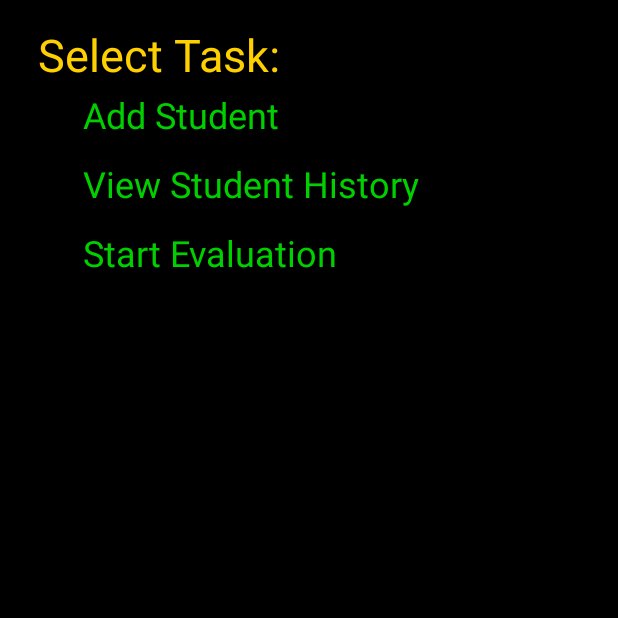
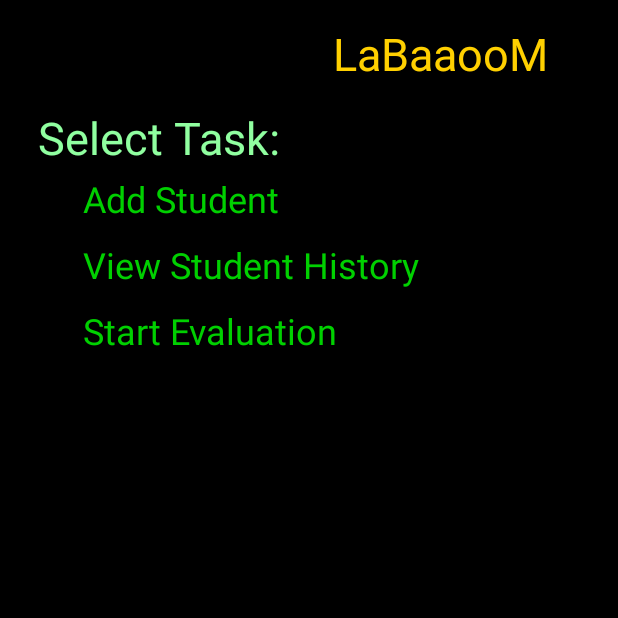
Before and after one commit to ScottDaniels/labaaoom, an Android app: the Main_menu screen opened directly, with no data from a screen before it, on a phone screen of 412 x 824 dp, the top half of it. Run offline under Robolectric (Android 15) with nearby library versions, the phone set to English and light mode, and no system bars.

Commit message:
Better handle pausing to prevent resume in secure activity

```diff
--- a/app/src/main/java/com/rocklizard/labaaoom/Main_menu.java
+++ b/app/src/main/java/com/rocklizard/labaaoom/Main_menu.java
@@ -26,6 +26,16 @@ public class Main_menu extends Activity {
 		super.onCreate( savedInstanceState );
 		setContentView( R.layout.activity_main_menu );
 	}
+
+	/*
+		All activities must finish on pause to force restart at the login screen.
+	*/
+	@Override
+	protected void onPause( ) {
+		finish();							// ensure that we go back to the log in screen
+		super.onPause();					// must finish before driving super class
+	}
+
 
     /*
         Functions driven when a menu item is selected from the list
--- a/app/src/main/res/layout/activity_main_menu.xml
+++ b/app/src/main/res/layout/activity_main_menu.xml
@@ -13,24 +13,36 @@
         android:layout_width="189dp"
         android:layout_height="37dp"
         android:text="Select Task:"
-        android:textColor="#ffd000"
+        android:textColor="#90ffa0"
         app:layout_constraintTop_toTopOf="parent"
-        android:layout_marginTop="16dp"
-        android:layout_marginLeft="25dp"
+        android:layout_marginTop="71dp"
+        android:layout_marginLeft="26dp"
         app:layout_constraintLeft_toLeftOf="parent"
         android:textSize="30sp"
         android:layout_marginStart="25dp"/>
 
+    G<TextView
+        android:id="@+id/app_title"
+        android:layout_width="157dp"
+        android:layout_height="34dp"
+        android:layout_marginLeft="222dp"
+        android:layout_marginTop="15dp"
+        android:text="LaBaaooM"
+        android:textColor="#ffd000"
+        android:textSize="30dp"
+        app:layout_constraintLeft_toLeftOf="parent"
+        app:layout_constraintTop_toTopOf="parent"/>
+
     <LinearLayout
-        android:layout_width="290dp"
-        android:layout_height="371dp"
-        android:layout_marginLeft="47dp"
+        android:layout_width="285dp"
+        android:layout_height="330dp"
+        android:layout_marginLeft="59dp"
+        android:layout_marginStart="55dp"
+        android:layout_marginTop="116dp"
         android:orientation="vertical"
+        android:weightSum="1"
         app:layout_constraintLeft_toLeftOf="parent"
-        app:layout_constraintTop_toTopOf="parent"
-        android:layout_marginStart="55dp"
-        android:layout_marginTop="60dp"
-        android:weightSum="1">
+        app:layout_constraintTop_toTopOf="parent">
 
         <CheckedTextView
             android:id="@+id/add_student_option"
@@ -48,22 +60,23 @@
             android:id="@+id/view_student_option"
             android:layout_width="match_parent"
             android:layout_height="wrap_content"
+            android:layout_weight="0.05"
             android:onClick="Go_view_student"
             android:text="View Student History"
             android:textColor="#00d000"
-            android:textSize="24sp"
-            android:layout_weight="0.05"/>
+            android:textSize="24sp"/>
 
         <CheckedTextView
             android:id="@+id/start_eval_option"
             android:layout_width="match_parent"
             android:layout_height="wrap_content"
+            android:layout_weight="0.04"
+            android:onClick="Go_evaluate"
             android:text="Start Evaluation"
-            android:onClick="Go_evaluate"
             android:textColor="#00d000"
             android:textSize="24sp"
             tools:layout_editor_absoluteX="16dp"
-            tools:layout_editor_absoluteY="140dp"
-            android:layout_weight="0.04"/>
+            tools:layout_editor_absoluteY="140dp"/>
+
     </LinearLayout>
 </android.support.constraint.ConstraintLayout>
```
Also changed, not shown: app/src/main/java/com/rocklizard/labaaoom/Datacache.java (+9 -5 lines), app/src/main/java/com/rocklizard/labaaoom/LaBaaooM.java (+7 -12 lines), app/src/main/java/com/rocklizard/labaaoom/New_student.java (+8 -11 lines), app/src/main/res/layout/activity_new_student.xml (+24 -12 lines).
